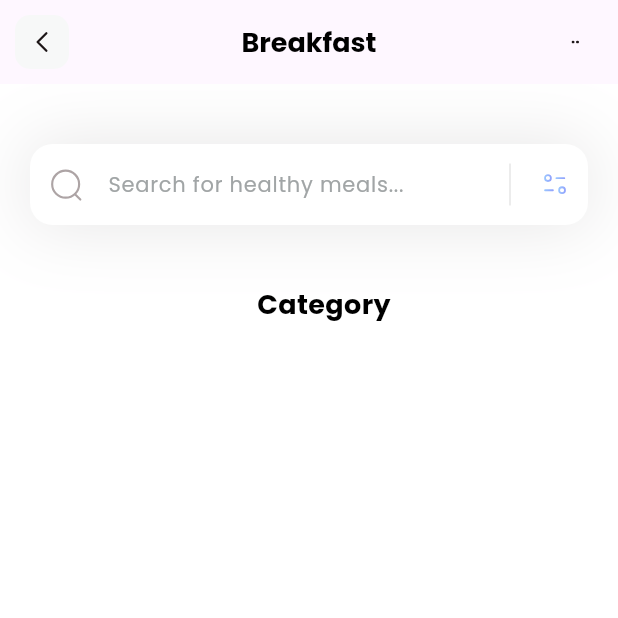
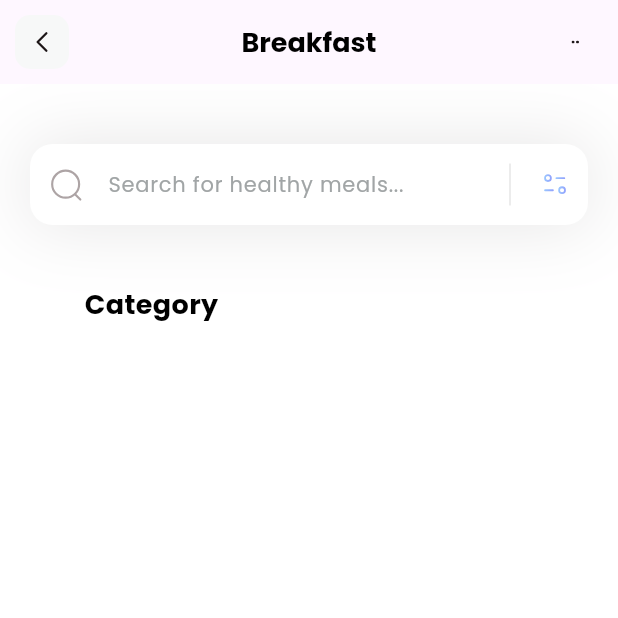
Before and after one commit to Vishvak12/myfitness_app, a Flutter app: the screen it shows after launch, on a phone screen of 412 x 824 dp, the top half of it. Run offline on Flutter 3.47's test engine with Material 3 defaults, Android fonts, the phone set to English and light mode, and no system bars; our stand-ins replace flutter_svg.

Commit message:
modified:   lib/main.dart 	new file:   lib/pages/dashboard.dart

```diff
--- /dev/null
+++ b/lib/pages/dashboard.dart
@@ -0,0 +1,170 @@
+
+
+
+
+import 'package:flutter/material.dart';
+import 'package:flutter_svg/svg.dart';
+import 'package:myfitness_app/models/category_model.dart';
+
+class HomePage extends StatefulWidget {
+    HomePage({super.key});
+
+  @override
+  State<HomePage> createState() => _HomePageState();
+}
+
+class _HomePageState extends State<HomePage> {
+  List<CategoryModel> categories = [];
+
+  void _getCategories(){
+    categories = CategoryModel.getCategories();
+  }
+  @override
+  void initState(){
+    super.initState();
+    _getCategories();
+  }
+  @override
+  Widget build(BuildContext context) {
+    _getCategories();
+    return Scaffold(
+      appBar: appBar(),
+      backgroundColor: Colors.white,
+      body: Column(
+        crossAxisAlignment :CrossAxisAlignment.start,
+        children: [
+          _searchField(),
+          SizedBox(height: 40,),
+          Column(
+            children: [
+              Padding(
+                padding: const EdgeInsets.only(right: 210),
+                child: Text(
+                  'Category',
+                  style: TextStyle(
+                    color: Colors.black,
+                    fontSize: 18,
+                    fontWeight: FontWeight.bold,
+                  ),
+                ),
+              ),
+              SizedBox(height: 15,),
+              Container(
+                height:150,
+                child: ListView.builder(itemCount: categories.length,
+                  itemBuilder:
+                (context, index){
+                  return Container();
+                }),
+              )
+            ],
+          )
+        ],
+      ),
+    );
+  }
+
+  Container _searchField() {
+    return Container(
+          margin: EdgeInsets.only(top: 40, left: 20, right: 20),
+          decoration: BoxDecoration(
+            boxShadow: [
+              BoxShadow(
+                color: Color(0xff1D1617).withOpacity(0.11),
+                blurRadius: 40,
+                spreadRadius: 0.0,
+              ),
+            ],
+
+          ),
+          child: TextField(
+            decoration: InputDecoration(
+              filled:true,
+              fillColor: Colors.white,
+              contentPadding: EdgeInsets.all(15),
+              hintText: 'Search for healthy meals...',
+              hintStyle: TextStyle(
+                color: Color(0xffA1A5A6),
+                fontSize: 14),
+              prefixIcon: Padding(
+                padding: const EdgeInsets.all(12),
+                child: SvgPicture.asset(
+                  'assets/icons/Search.svg',
+                ),
+              ),
+              suffixIcon: Container(
+                width: 100,
+                child: IntrinsicHeight(
+                  child: Row(
+                    mainAxisAlignment: MainAxisAlignment.end,
+                    children: [
+                      VerticalDivider(
+                        color: Colors.black,
+                        indent:10,
+                        endIndent: 10,
+                        thickness: 0.1,
+                      ),
+                      Padding(
+                        padding: const EdgeInsets.all(12),
+                        child: SvgPicture.asset(
+                          'assets/icons/Filter.svg',
+                        ),
+                      ),
+                    ],
+                  ),
+                ),
+              ),
+              border: OutlineInputBorder(
+                borderRadius: BorderRadius.circular(15),
+                borderSide: BorderSide.none,
+              ),
+            ),
+          ),
+        );
+  }
+
+  AppBar appBar() {
+    return AppBar(
+      title: const Text(
+        'Breakfast',
+        style: TextStyle(
+          color: Colors.black,
+          fontSize: 18,
+          fontWeight: FontWeight.bold,),
+      ),
+      centerTitle: true,
+      leading: GestureDetector(
+        onTap: (){},
+        child: Container(
+          margin: const EdgeInsets.all(10),
+          alignment: Alignment.center,
+          child:SvgPicture.asset(
+            'assets/icons/Arrow - Left 2.svg',
+            height:20,
+            width: 20,),
+          decoration: BoxDecoration(
+            color:Color(0xffF7F8F8),
+            borderRadius: BorderRadius.circular(10),
+          ),
+        ),
+      ),
+    actions: [
+      GestureDetector(
+        onTap: (){
+
+        },
+        child: Container(
+        margin: const EdgeInsets.all(10),
+        alignment: Alignment.center,
+        width: 37,
+        child:SvgPicture.asset(
+          'assets/icons/dots.svg',
+       height:5,
+       width: 5,),
+        decoration: BoxDecoration(
+          borderRadius: BorderRadius.circular(10)),
+        ),
+    )],
+      );
+  }
+}
```
Also changed, not shown: lib/main.dart (+3 -4 lines).
